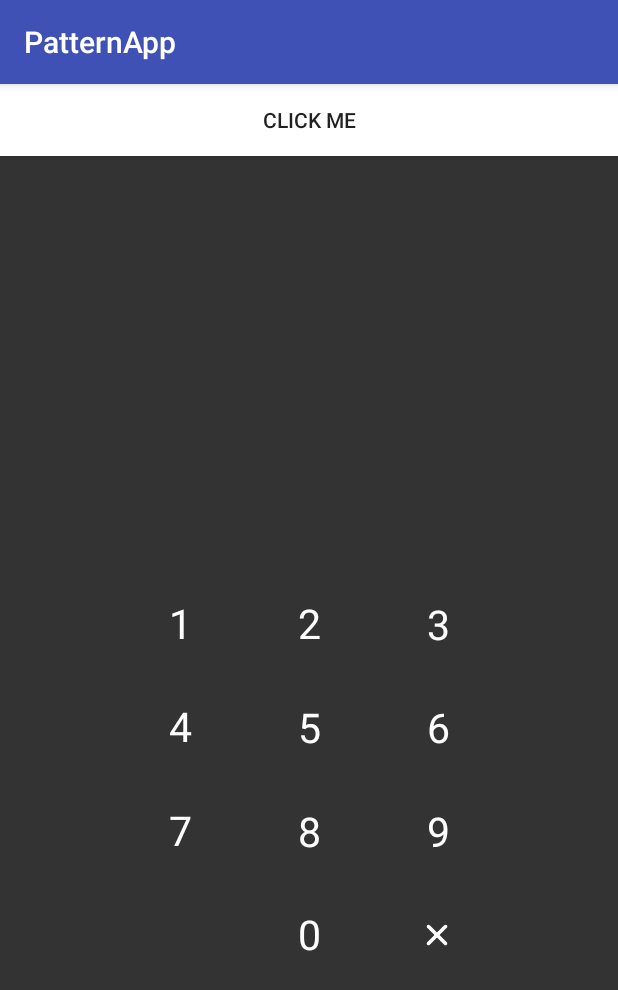
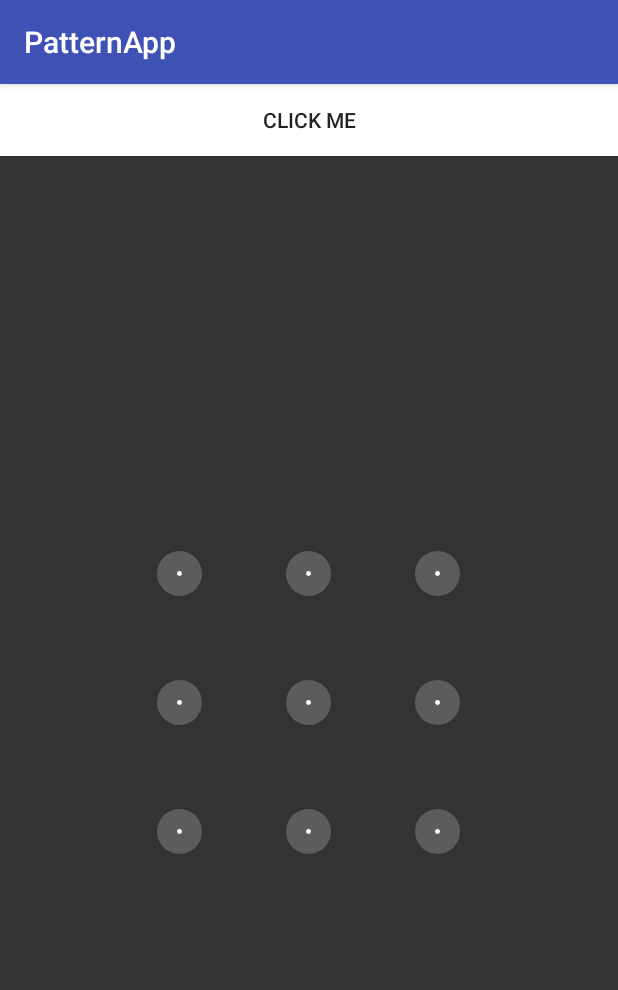
Before and after one commit to uchiaitachipro/PatternApp, an Android app: the screen it shows after launch (MainActivity), on a phone screen of 412 x 824 dp. Shown: the top 990 px of the screen. Run offline under Robolectric (Android 15) with nearby library versions, the phone set to English and light mode, and no system bars.

Commit message:
add switch code

```diff
--- a/app/src/main/java/com/uchia/patternapp/MainActivity.kt
+++ b/app/src/main/java/com/uchia/patternapp/MainActivity.kt
@@ -2,6 +2,7 @@ package com.uchia.patternapp
 
 import android.os.Bundle
 import android.support.v7.app.AppCompatActivity
+import android.widget.Button
 import android.widget.Toast
 import com.uchia.patternview.Cell
 import com.uchia.patternview.UltimatePatternView
@@ -11,11 +12,21 @@ class MainActivity : AppCompatActivity() {
 
     lateinit var patternView: UltimatePatternView
 
+    var currentPatternType  = PatternType.Gesture
+
     override fun onCreate(savedInstanceState: Bundle?) {
         super.onCreate(savedInstanceState)
         setContentView(R.layout.activity_main)
-        initNumberMode()
-//        initGestureMode()
+        initGestureMode()
+        findViewById<Button>(R.id.button_01).setOnClickListener {
+            if (currentPatternType == PatternType.Gesture){
+                currentPatternType = PatternType.Number
+                initNumberMode()
+            } else if (currentPatternType == PatternType.Number){
+                currentPatternType = PatternType.Gesture
+                initGestureMode()
+            }
+        }
     }
 
     private fun initGestureMode(){
--- a/app/src/main/res/layout/activity_main.xml
+++ b/app/src/main/res/layout/activity_main.xml
@@ -20,7 +20,7 @@
     <com.uchia.patternview.UltimatePatternView
         android:id="@+id/pattern_view"
         android:layout_width="258dp"
-        android:layout_height="276dp"
+        android:layout_height="344dp"
         app:upv_gridColumns="3"
         app:upv_gridRows="4"
         app:upv_circleColor="@android:color/white"
@@ -33,7 +33,7 @@
         app:upv_right_padding_ratio="0"
         app:upv_top_padding_ratio="0"
         app:upv_bottom_padding_ratio="0"
-        app:upv_number_click_circle_radius="40dp"
+        app:upv_number_click_circle_radius="30dp"
         app:upv_number_click_circle_stroke="1dp"
         app:layout_constraintBottom_toBottomOf="parent"
         app:layout_constraintDimensionRatio="1:1"
@@ -43,33 +43,6 @@
         app:layout_constraintTop_toBottomOf="@+id/button_01"
         app:layout_constraintVertical_bias="0.626" />
 
-    <TextView
-        android:id="@+id/status_text"
-        android:layout_width="wrap_content"
-        android:layout_height="wrap_content"
-        android:layout_marginBottom="100dp"
-        android:layout_marginEnd="8dp"
-        android:layout_marginStart="8dp"
-        android:textColor="@android:color/white"
-        android:textSize="12sp"
-        app:layout_constraintBottom_toTopOf="@+id/pattern_view"
-        app:layout_constraintEnd_toEndOf="parent"
-        app:layout_constraintStart_toStartOf="parent"
-        tools:text="输入隐藏应用密码" />
 
-    <Button
-        android:id="@+id/button"
-        android:layout_width="wrap_content"
-        android:layout_height="wrap_content"
-        android:layout_marginTop="52dp"
-        android:background="@android:color/transparent"
-        android:minWidth="100dp"
-        app:layout_constraintBottom_toBottomOf="parent"
-        app:layout_constraintEnd_toEndOf="parent"
-        app:layout_constraintHorizontal_bias="0.498"
-        app:layout_constraintStart_toStartOf="parent"
-        app:layout_constraintTop_toBottomOf="@+id/pattern_view"
-        app:layout_constraintVertical_bias="0.288"
-        tools:text="dfsafdsa" />
 
 </android.support.constraint.ConstraintLayout>
```
